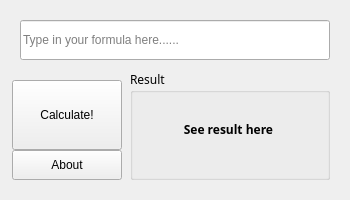
Old version of the form SplashMol/app.ui in the repository xinjiajuan/splashmol.
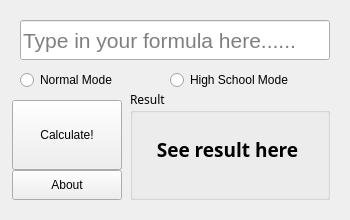
New version of the form. Icons and pictures are not drawn.

Commit message: bug fix & prepare for new mode

What changed in the file:
```diff
--- a/SplashMol/app.ui
+++ b/SplashMol/app.ui
@@ -7,7 +7,7 @@
     <x>0</x>
     <y>0</y>
     <width>350</width>
-    <height>200</height>
+    <height>220</height>
    </rect>
   </property>
   <property name="windowTitle">
@@ -29,6 +29,11 @@
      <height>40</height>
     </rect>
    </property>
+   <property name="font">
+    <font>
+     <pointsize>16</pointsize>
+    </font>
+   </property>
    <property name="placeholderText">
     <string>Type in your formula here......</string>
    </property>
@@ -37,7 +42,7 @@
    <property name="geometry">
     <rect>
      <x>12</x>
-     <y>80</y>
+     <y>100</y>
      <width>110</width>
      <height>70</height>
     </rect>
@@ -62,7 +67,7 @@
    <property name="geometry">
     <rect>
      <x>12</x>
-     <y>150</y>
+     <y>170</y>
      <width>110</width>
      <height>30</height>
     </rect>
@@ -87,7 +92,7 @@
    <property name="geometry">
     <rect>
      <x>130</x>
-     <y>70</y>
+     <y>90</y>
      <width>200</width>
      <height>110</height>
     </rect>
@@ -100,6 +105,9 @@
    <property name="title">
     <string>Result</string>
    </property>
+   <property name="flat">
+    <bool>false</bool>
+   </property>
    <widget class="QLabel" name="resultLabel">
     <property name="geometry">
      <rect>
@@ -109,6 +117,11 @@
       <height>80</height>
      </rect>
     </property>
+    <property name="font">
+     <font>
+      <pointsize>14</pointsize>
+     </font>
+    </property>
     <property name="locale">
      <locale language="English" country="UnitedStates"/>
     </property>
@@ -126,6 +139,40 @@
     </property>
    </widget>
   </widget>
+  <widget class="QRadioButton" name="radioButtonSchool">
+   <property name="geometry">
+    <rect>
+     <x>170</x>
+     <y>70</y>
+     <width>161</width>
+     <height>20</height>
+    </rect>
+   </property>
+   <property name="text">
+    <string>High School Mode</string>
+   </property>
+   <property name="icon">
+    <iconset resource="res.qrc">
+     <normaloff>:/assets/assets/school.png</normaloff>:/assets/assets/school.png</iconset>
+   </property>
+  </widget>
+  <widget class="QRadioButton" name="radioButtonNormal">
+   <property name="geometry">
+    <rect>
+     <x>20</x>
+     <y>70</y>
+     <width>141</width>
+     <height>20</height>
+    </rect>
+   </property>
+   <property name="text">
+    <string>Normal Mode</string>
+   </property>
+   <property name="icon">
+    <iconset resource="res.qrc">
+     <normaloff>:/assets/assets/normal.png</normaloff>:/assets/assets/normal.png</iconset>
+   </property>
+  </widget>
  </widget>
  <resources>
   <include location="res.qrc"/>
```
Left out of the diff: 8 changed lines with no effect on the pictures. The commit also changes 3 other files.
